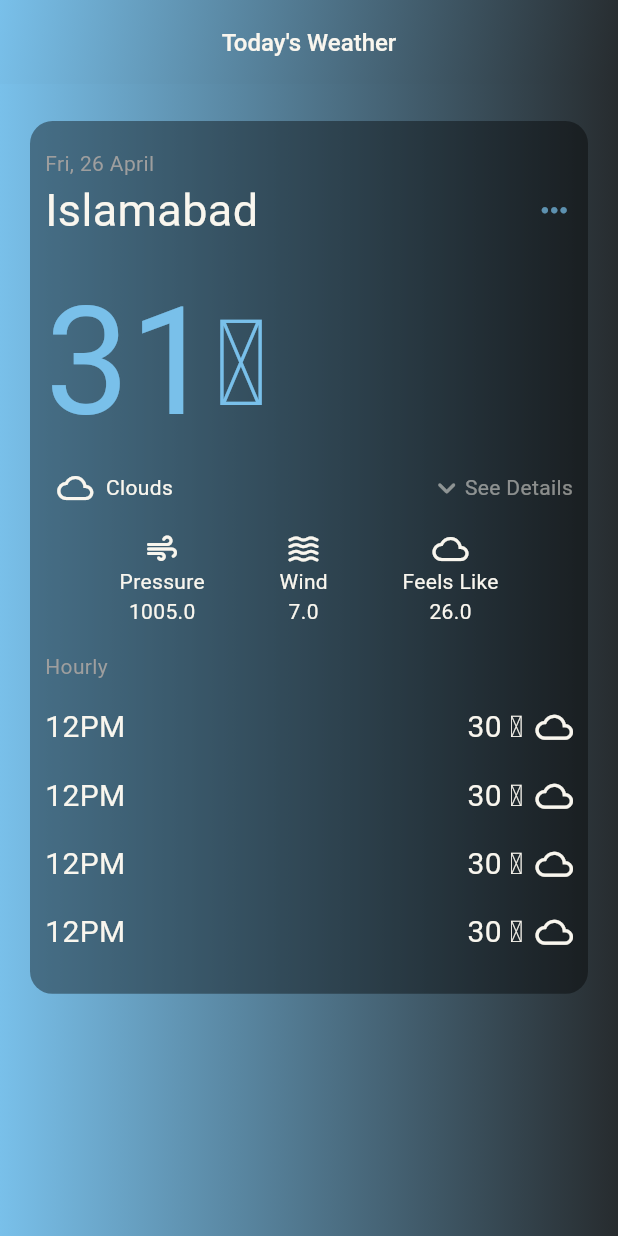
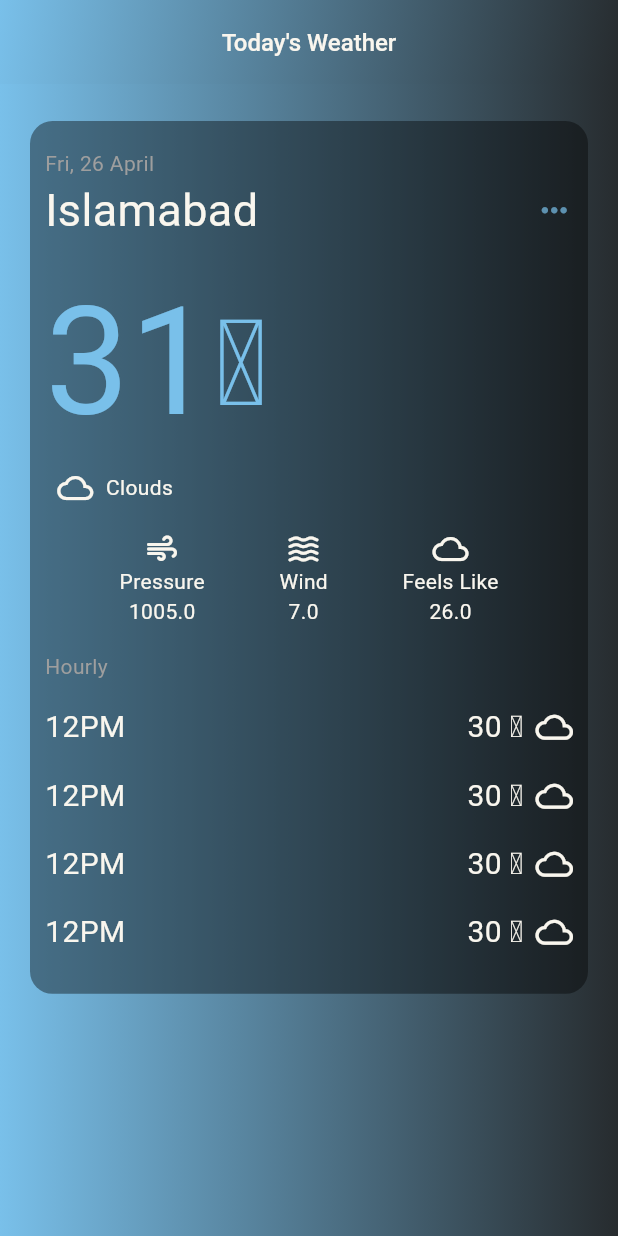
Before and after one commit to AbdullahAkb/weather-app-task, a Flutter app: the screen it shows after launch, on a phone screen of 412 x 824 dp. Run offline on Flutter 3.47's test engine with Material 3 defaults, Android fonts, the phone set to English and light mode, and no system bars; our stand-ins replace bloc, equatable, flutter_bloc.

Commit message:
initial commit

```diff
--- a/lib/presentation/home_screen/home_screen.dart
+++ b/lib/presentation/home_screen/home_screen.dart
@@ -110,19 +110,6 @@ class _HomeScreenState extends State<HomeScreen> {
                           ),
                         ],
                       ),
-                      Row(
-                        children: [
-                          Icon(
-                            Icons.keyboard_arrow_down_rounded,
-                            color: AppColors.whiteColor.withOpacity(0.5),
-                          ),
-                          Text(
-                            "See Details",
-                            style: TextStyle(
-                                color: AppColors.whiteColor.withOpacity(0.5)),
-                          )
-                        ],
-                      )
                     ],
                   ),
                   SizedBox(
```
